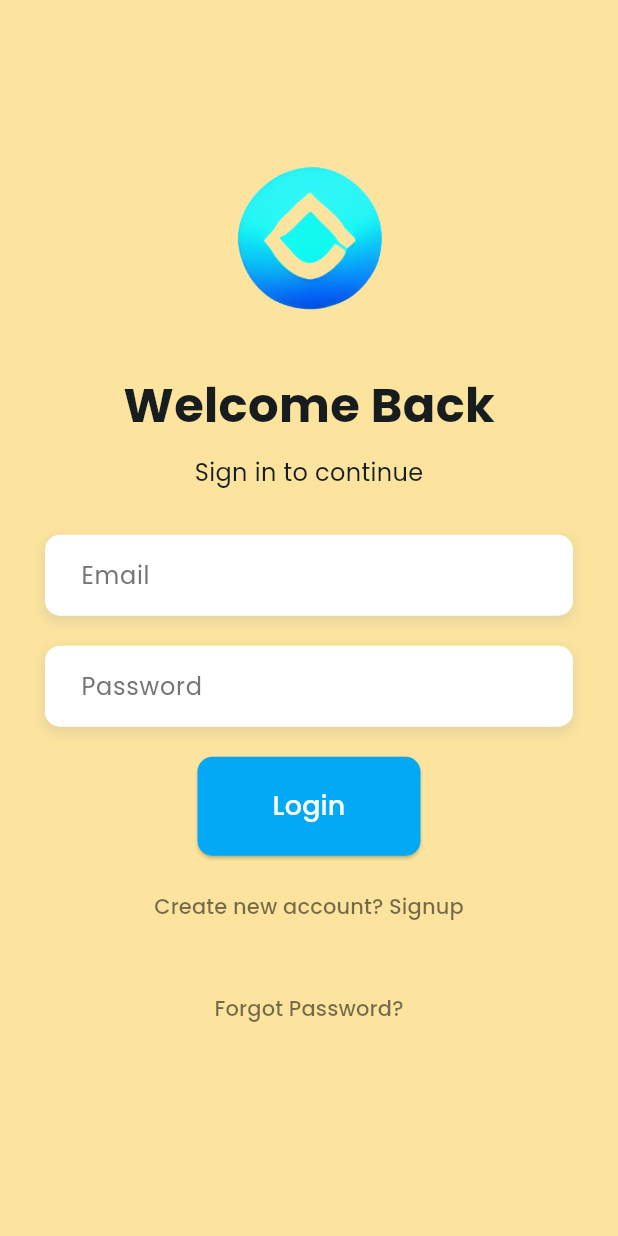
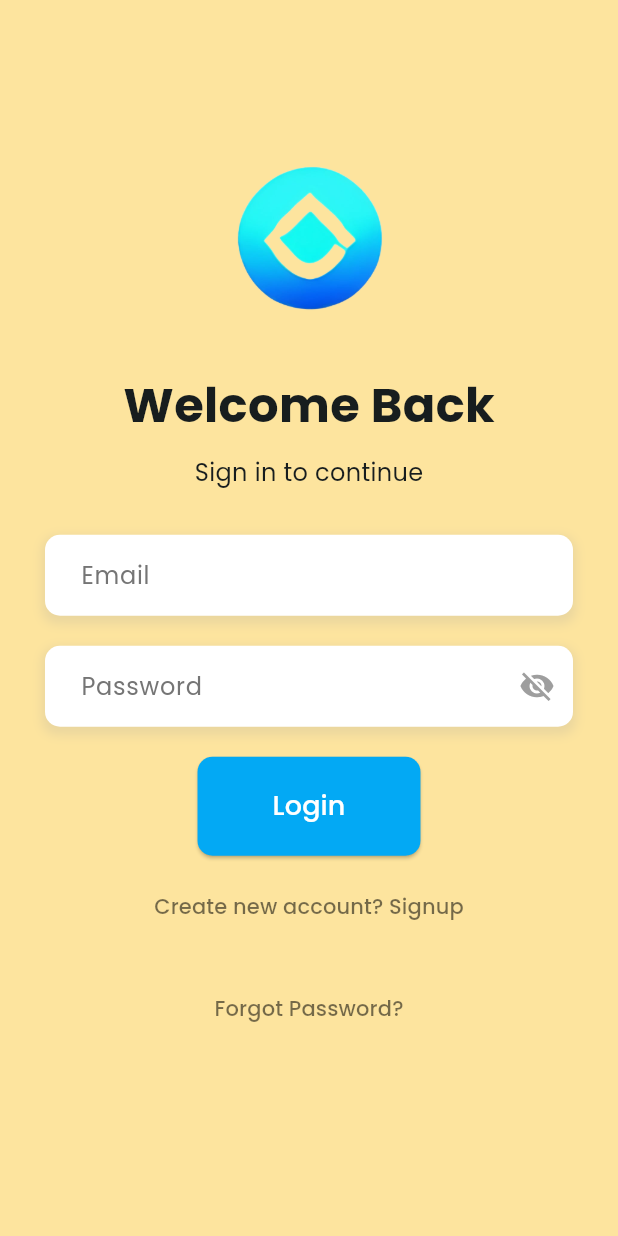
Before and after one commit to MarkCristian-Salas/Flutter-Project, a Flutter app: the screen it shows after launch, on a phone screen of 412 x 824 dp. Run offline on Flutter 3.47's test engine with Material 3 defaults, Android fonts, the phone set to English and light mode, and no system bars; our stand-ins replace get, get_storage, google_fonts.

```diff
--- a/lib/views/login_page.dart
+++ b/lib/views/login_page.dart
@@ -1,5 +1,5 @@
 import 'package:flutter/material.dart';
-import 'package:login/views/home.dart'; // Import the HomePage
+import 'package:login/views/home.dart';
 import 'package:login/views/register_page.dart';
 import 'package:google_fonts/google_fonts.dart';
 import 'package:get/get.dart';
@@ -16,6 +16,7 @@ class LoginPage extends StatefulWidget {
 class _LoginPageState extends State<LoginPage> {
   final TextEditingController _emailController = TextEditingController();
   final TextEditingController _passwordController = TextEditingController();
+  bool _obscureText = true; // State to manage password visibility
 
   @override
   Widget build(BuildContext context) {
@@ -54,13 +55,24 @@ class _LoginPageState extends State<LoginPage> {
                       obscureText: false,
                       controller: _emailController,
                     ),
-                    const SizedBox(
-                      height: 20,
-                    ),
+                    const SizedBox(height: 20),
                     InputWidget(
                       hintText: 'Password',
-                      obscureText: true,
+                      obscureText: _obscureText,
                       controller: _passwordController,
+                      suffixIcon: IconButton(
+                        icon: Icon(
+                          _obscureText
+                              ? Icons.visibility_off
+                              : Icons.visibility,
+                          color: Colors.grey,
+                        ),
+                        onPressed: () {
+                          setState(() {
+                            _obscureText = !_obscureText;
+                          });
+                        },
+                      ),
                     ),
                     const SizedBox(height: 20),
                     ElevatedButton(
--- a/lib/views/widgets/input_widget.dart
+++ b/lib/views/widgets/input_widget.dart
@@ -7,11 +7,13 @@ class InputWidget extends StatelessWidget {
     required this.hintText,
     required this.controller,
     required this.obscureText,
+    this.suffixIcon, // Added suffixIcon parameter
   });
 
   final String hintText;
   final TextEditingController controller;
   final bool obscureText;
+  final Widget? suffixIcon; // Optional suffixIcon
 
   @override
   Widget build(BuildContext context) {
@@ -25,7 +27,7 @@ class InputWidget extends StatelessWidget {
             color: Colors.grey.withOpacity(0.2), // Subtle shadow for depth
             spreadRadius: 2,
             blurRadius: 5,
-            offset: const Offset(0, 3), // changes position of shadow
+            offset: const Offset(0, 3), // Changes position of shadow
           ),
         ],
       ),
@@ -43,6 +45,7 @@ class InputWidget extends StatelessWidget {
           ),
           contentPadding: const EdgeInsets.symmetric(
               horizontal: 20, vertical: 15), // Padding for comfortable typing
+          suffixIcon: suffixIcon, // Display suffixIcon if provided
         ),
         style: GoogleFonts.poppins(), // Consistent font style
       ),
```
